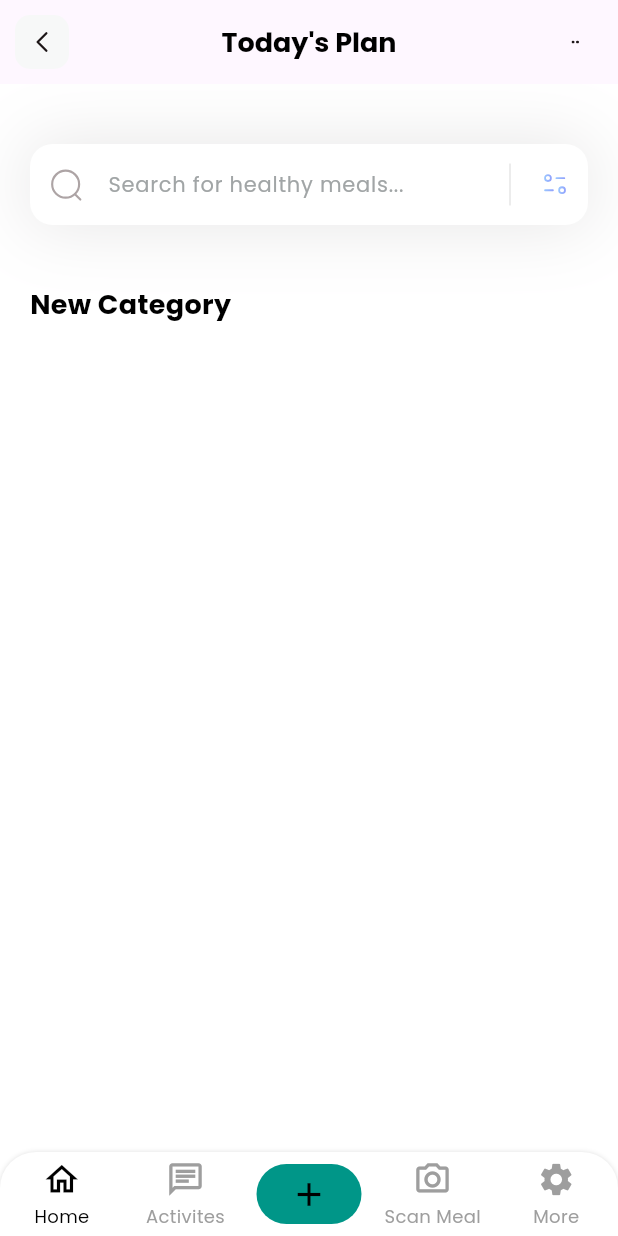
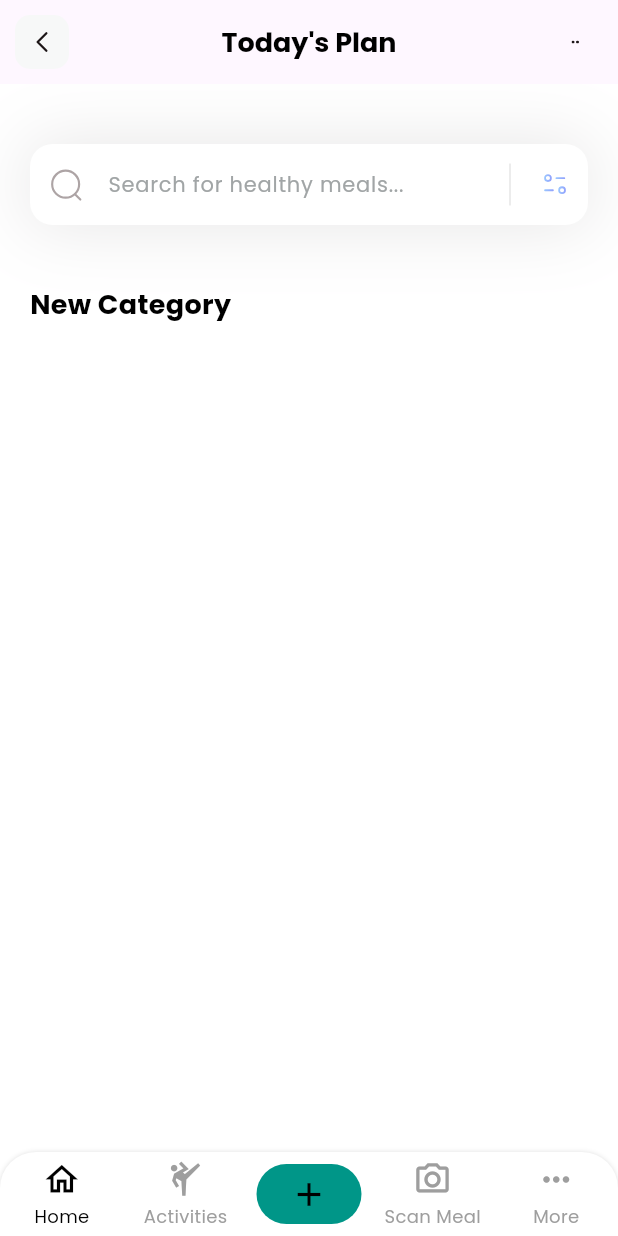
Before and after one commit to Vishvak12/myfitness_app, a Flutter app: the screen it shows after launch, on a phone screen of 412 x 824 dp. Run offline on Flutter 3.47's test engine with Material 3 defaults, Android fonts, the phone set to English and light mode, and no system bars; drawn by our look-alikes of persistent_bottom_nav_bar; our stand-ins replace flutter_svg.

Commit message:
changed icons and const changes :D

```diff
--- a/lib/main.dart
+++ b/lib/main.dart
@@ -13,7 +13,7 @@ class MyApp extends StatelessWidget {
     return  MaterialApp(
       debugShowCheckedModeBanner: false,
       theme: ThemeData( fontFamily: 'Poppins'),
-      home:  NavBar_Screen(title: "MyFitnessCoochie")
+      home:  const NavBar_Screen(title: "MyFitnessCoochie")
     );
   }
 }
--- a/lib/navbar.dart
+++ b/lib/navbar.dart
@@ -18,8 +18,8 @@ List<PersistentBottomNavBarItem> _navBarsItems() {
 
     ),
     PersistentBottomNavBarItem(
-      icon: const Icon(Icons.chat_outlined),
-      title: ("Activites"),
+      icon: const Icon(Icons.sports_martial_arts_outlined),
+      title: ("Activities"),
       activeColorPrimary: Colors.black,
       inactiveColorPrimary: Colors.grey,
     ),
@@ -35,13 +35,14 @@ List<PersistentBottomNavBarItem> _navBarsItems() {
       inactiveColorPrimary: Colors.grey,
     ),
     PersistentBottomNavBarItem(
-      icon: const Icon(Icons.settings),
+      icon: const Icon(Icons.more_horiz_outlined),
       title: ("More"),
       activeColorPrimary: Colors.black,
       inactiveColorPrimary: Colors.grey,
     ),
   ];
 }
+
 
 class NavBar_Screen extends StatefulWidget {
   const NavBar_Screen({super.key, required this.title});
@@ -86,7 +87,7 @@ class _NavBar_ScreenState extends State<NavBar_Screen> {
       hideNavigationBarWhenKeyboardShows: true, // Recommended to set 'resizeToAvoidBottomInset' as true while using this argument. Default is true.
       decoration: NavBarDecoration(
         boxShadow: [BoxShadow(color: Colors.grey[300] as Color, spreadRadius: 0, blurRadius: 2)],
-        borderRadius: BorderRadius.vertical(top: Radius.circular(24)),
+        borderRadius: const BorderRadius.vertical(top: Radius.circular(24)),
         colorBehindNavBar: Colors.white,
       ),
       popAllScreensOnTapOfSelectedTab: true,
--- a/lib/pages/dashboard.dart
+++ b/lib/pages/dashboard.dart
@@ -1,6 +1,6 @@
 import 'package:flutter/material.dart';
 
-import 'package:persistent_bottom_nav_bar/persistent_tab_view.dart';
+//import 'package:persistent_bottom_nav_bar/persistent_tab_view.dart';
 import 'package:flutter_svg/svg.dart';
 import 'package:myfitness_app/models/category_model.dart';
 
@@ -33,7 +33,7 @@ class _HomePageState extends State<HomePage> {
 
         children: [
           _searchField(),
-          SizedBox(height: 40,),
+          const SizedBox(height: 40,),
           Column(
             crossAxisAlignment: CrossAxisAlignment.start,
             children: [
@@ -142,7 +142,7 @@ class _HomePageState extends State<HomePage> {
             height:20,
             width: 20,),
           decoration: BoxDecoration(
-            color:Color(0xffF7F8F8),
+            color:const Color(0xffF7F8F8),
             borderRadius: BorderRadius.circular(10),
           ),
         ),
```
